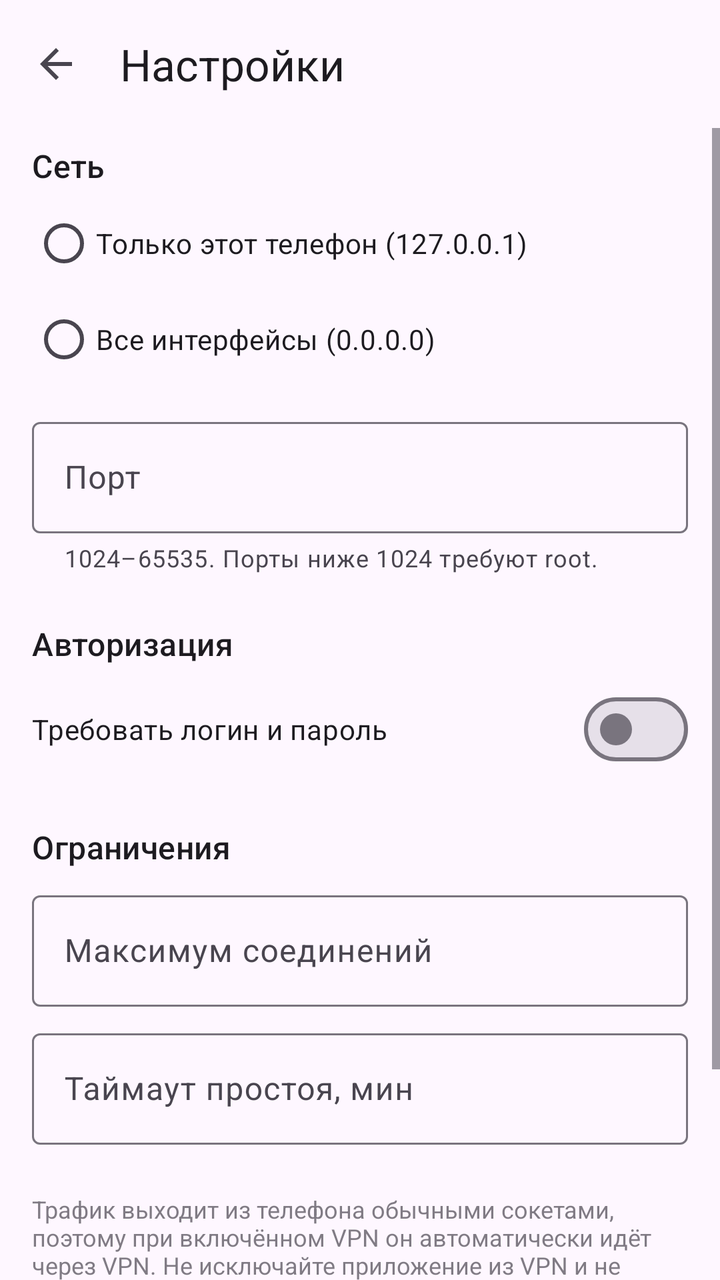
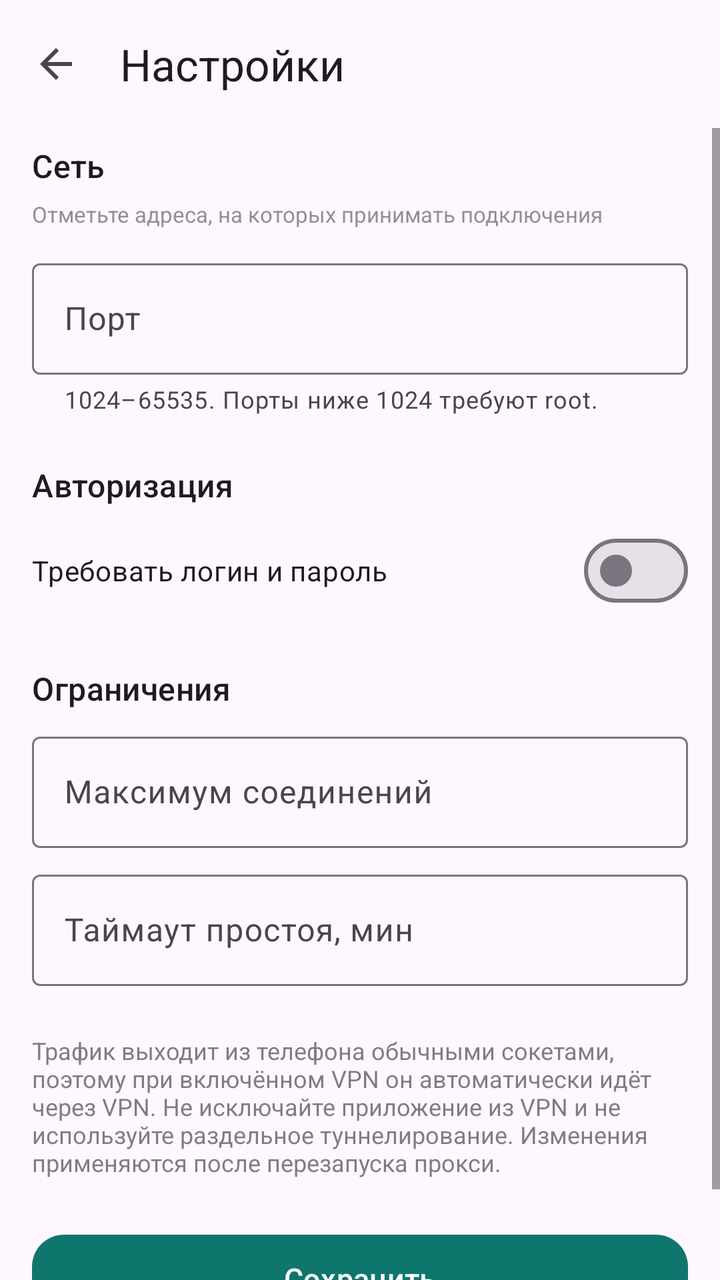

Before-and-after screenshots of an Android layout around one commit, followed by the original layout XML and the change that was made.
<!-- AndroidManifest.xml: application theme Theme.SocksForward -->
<!-- res/layout/activity_settings.xml -->
<?xml version="1.0" encoding="utf-8"?>
<LinearLayout xmlns:android="http://schemas.android.com/apk/res/android"
    xmlns:app="http://schemas.android.com/apk/res-auto"
    android:id="@+id/root"
    android:layout_width="match_parent"
    android:layout_height="match_parent"
    android:orientation="vertical">

    <com.google.android.material.appbar.MaterialToolbar
        android:id="@+id/toolbar"
        android:layout_width="match_parent"
        android:layout_height="?attr/actionBarSize"
        app:navigationIcon="@drawable/ic_arrow_back"
        app:title="@string/settings" />

    <ScrollView
        android:layout_width="match_parent"
        android:layout_height="0dp"
        android:layout_weight="1"
        android:fillViewport="true">

        <LinearLayout
            android:layout_width="match_parent"
            android:layout_height="wrap_content"
            android:orientation="vertical"
            android:paddingStart="16dp"
            android:paddingTop="8dp"
            android:paddingEnd="16dp"
            android:paddingBottom="24dp">

            <TextView
                android:layout_width="wrap_content"
                android:layout_height="wrap_content"
                android:text="@string/settings_network"
                android:textAppearance="?attr/textAppearanceTitleMedium" />

            <RadioGroup
                android:id="@+id/bindGroup"
                android:layout_width="match_parent"
                android:layout_height="wrap_content"
                android:layout_marginTop="4dp"
                android:orientation="vertical">

                <RadioButton
                    android:id="@+id/bind_local"
                    android:layout_width="match_parent"
                    android:layout_height="wrap_content"
                    android:text="@string/bind_local" />

                <RadioButton
                    android:id="@+id/bind_all"
                    android:layout_width="match_parent"
                    android:layout_height="wrap_content"
                    android:text="@string/bind_all" />
            </RadioGroup>

            <com.google.android.material.textfield.TextInputLayout
                android:id="@+id/portLayout"
                style="@style/Widget.Material3.TextInputLayout.OutlinedBox"
                android:layout_width="match_parent"
                android:layout_height="wrap_content"
                android:layout_marginTop="12dp"
                android:hint="@string/port_hint"
                app:helperText="@string/port_helper">

                <com.google.android.material.textfield.TextInputEditText
                    android:id="@+id/portInput"
                    android:layout_width="match_parent"
                    android:layout_height="wrap_content"
                    android:inputType="number"
                    android:maxLength="5" />
            </com.google.android.material.textfield.TextInputLayout>

            <TextView
                android:layout_width="wrap_content"
                android:layout_height="wrap_content"
                android:layout_marginTop="24dp"
                android:text="@string/settings_auth"
                android:textAppearance="?attr/textAppearanceTitleMedium" />

            <com.google.android.material.materialswitch.MaterialSwitch
                android:id="@+id/authSwitch"
                android:layout_width="match_parent"
                android:layout_height="wrap_content"
                android:layout_marginTop="8dp"
                android:text="@string/auth_switch" />

            <LinearLayout
                android:id="@+id/authFields"
                android:layout_width="match_parent"
                android:layout_height="wrap_content"
                android:layout_marginTop="8dp"
                android:orientation="vertical"
                android:visibility="gone">

                <com.google.android.material.textfield.TextInputLayout
                    android:id="@+id/usernameLayout"
                    style="@style/Widget.Material3.TextInputLayout.OutlinedBox"
                    android:layout_width="match_parent"
                    android:layout_height="wrap_content"
                    android:hint="@string/username_hint">

                    <com.google.android.material.textfield.TextInputEditText
                        android:id="@+id/usernameInput"
                        android:layout_width="match_parent"
                        android:layout_height="wrap_content"
                        android:inputType="text" />
                </com.google.android.material.textfield.TextInputLayout>

                <com.google.android.material.textfield.TextInputLayout
                    android:id="@+id/passwordLayout"
                    style="@style/Widget.Material3.TextInputLayout.OutlinedBox"
                    android:layout_width="match_parent"
                    android:layout_height="wrap_content"
                    android:layout_marginTop="8dp"
                    android:hint="@string/password_hint"
                    app:endIconMode="password_toggle">

                    <com.google.android.material.textfield.TextInputEditText
                        android:id="@+id/passwordInput"
                        android:layout_width="match_parent"
                        android:layout_height="wrap_content"
                        android:inputType="textPassword" />
                </com.google.android.material.textfield.TextInputLayout>

                <TextView
                    android:layout_width="wrap_content"
                    android:layout_height="wrap_content"
                    android:layout_marginTop="4dp"
                    android:alpha="0.6"
                    android:text="@string/auth_helper"
                    android:textSize="11sp" />
            </LinearLayout>

            <TextView
                android:layout_width="wrap_content"
                android:layout_height="wrap_content"
                android:layout_marginTop="24dp"
                android:text="@string/settings_limits"
                android:textAppearance="?attr/textAppearanceTitleMedium" />

            <com.google.android.material.textfield.TextInputLayout
                android:id="@+id/maxConnectionsLayout"
                style="@style/Widget.Material3.TextInputLayout.OutlinedBox"
                android:layout_width="match_parent"
                android:layout_height="wrap_content"
                android:layout_marginTop="8dp"
                android:hint="@string/max_connections_hint">

                <com.google.android.material.textfield.TextInputEditText
                    android:id="@+id/maxConnectionsInput"
                    android:layout_width="match_parent"
                    android:layout_height="wrap_content"
                    android:inputType="number"
                    android:maxLength="3" />
            </com.google.android.material.textfield.TextInputLayout>

            <com.google.android.material.textfield.TextInputLayout
                android:id="@+id/idleTimeoutLayout"
                style="@style/Widget.Material3.TextInputLayout.OutlinedBox"
                android:layout_width="match_parent"
                android:layout_height="wrap_content"
                android:layout_marginTop="8dp"
                android:hint="@string/idle_timeout_hint">

                <com.google.android.material.textfield.TextInputEditText
                    android:id="@+id/idleTimeoutInput"
                    android:layout_width="match_parent"
                    android:layout_height="wrap_content"
                    android:inputType="number"
                    android:maxLength="4" />
            </com.google.android.material.textfield.TextInputLayout>

            <TextView
                android:layout_width="match_parent"
                android:layout_height="wrap_content"
                android:layout_marginTop="24dp"
                android:alpha="0.7"
                android:text="@string/settings_note"
                android:textSize="12sp" />

            <com.google.android.material.button.MaterialButton
                android:id="@+id/saveButton"
                android:layout_width="match_parent"
                android:layout_height="52dp"
                android:layout_marginTop="24dp"
                android:text="@string/save"
                android:textSize="15sp"
                app:cornerRadius="16dp" />
        </LinearLayout>
    </ScrollView>
</LinearLayout>
<!-- resources referenced by this layout -->
<resources>
  <!-- drawable ic_arrow_back (drawable) -->
  <?xml version="1.0" encoding="utf-8"?>
  <vector xmlns:android="http://schemas.android.com/apk/res/android"
      android:width="24dp"
      android:height="24dp"
      android:viewportWidth="24"
      android:viewportHeight="24"
      android:tint="?attr/colorControlNormal">
      <path
          android:fillColor="#FFFFFFFF"
          android:pathData="M20,11H7.83l5.59,-5.59L12,4l-8,8 8,8 1.41,-1.41L7.83,13H20v-2z" />
  </vector>
  <string name="auth_helper">Только латинские буквы, цифры и символы ASCII</string>
  <string name="auth_switch">Требовать логин и пароль</string>
  <string name="bind_all">Все интерфейсы (0.0.0.0)</string>
  <string name="bind_local">Только этот телефон (127.0.0.1)</string>
  <string name="idle_timeout_hint">Таймаут простоя, мин</string>
  <string name="max_connections_hint">Максимум соединений</string>
  <string name="password_hint">Пароль</string>
  <string name="port_helper">1024–65535. Порты ниже 1024 требуют root.</string>
  <string name="port_hint">Порт</string>
  <string name="save">Сохранить</string>
  <string name="settings">Настройки</string>
  <string name="settings_auth">Авторизация</string>
  <string name="settings_limits">Ограничения</string>
  <string name="settings_network">Сеть</string>
  <string name="settings_note">Трафик выходит из телефона обычными сокетами, поэтому при включённом VPN он автоматически идёт через VPN. Не исключайте приложение из VPN и не используйте раздельное туннелирование. Изменения применяются после перезапуска прокси.</string>
  <string name="username_hint">Логин</string>
  <style name="Theme.SocksForward" parent="Theme.Material3.DayNight.NoActionBar">
          <item name="colorPrimary">@color/primary</item>
          <item name="colorOnPrimary">@color/on_primary</item>
          <item name="colorPrimaryContainer">@color/primary_container</item>
          <item name="colorOnPrimaryContainer">@color/on_primary_container</item>
          <item name="android:statusBarColor">@android:color/transparent</item>
          <item name="android:navigationBarColor">@android:color/transparent</item>
      </style>
  <color name="primary">#0F766E</color>
  <color name="on_primary">#FFFFFF</color>
  <color name="primary_container">#CCFBF1</color>
  <color name="on_primary_container">#042F2E</color>
</resources>

<!-- the commit's change to res/layout/activity_settings.xml (unified diff, before → after) -->
@@ -34,25 +34,20 @@
                 android:text="@string/settings_network"
                 android:textAppearance="?attr/textAppearanceTitleMedium" />
 
-            <RadioGroup
-                android:id="@+id/bindGroup"
+            <LinearLayout
+                android:id="@+id/bindList"
                 android:layout_width="match_parent"
                 android:layout_height="wrap_content"
                 android:layout_marginTop="4dp"
-                android:orientation="vertical">
+                android:orientation="vertical" />
 
-                <RadioButton
-                    android:id="@+id/bind_local"
-                    android:layout_width="match_parent"
-                    android:layout_height="wrap_content"
-                    android:text="@string/bind_local" />
-
-                <RadioButton
-                    android:id="@+id/bind_all"
-                    android:layout_width="match_parent"
-                    android:layout_height="wrap_content"
-                    android:text="@string/bind_all" />
-            </RadioGroup>
+            <TextView
+                android:layout_width="wrap_content"
+                android:layout_height="wrap_content"
+                android:layout_marginTop="2dp"
+                android:alpha="0.6"
+                android:text="@string/bind_helper"
+                android:textSize="11sp" />
 
             <com.google.android.material.textfield.TextInputLayout
                 android:id="@+id/portLayout"
<!-- resource entries referenced after the edit -->
@@ -14,8 +14,7 @@
   </vector>
   <string name="auth_helper">Только латинские буквы, цифры и символы ASCII</string>
   <string name="auth_switch">Требовать логин и пароль</string>
-  <string name="bind_all">Все интерфейсы (0.0.0.0)</string>
-  <string name="bind_local">Только этот телефон (127.0.0.1)</string>
+  <string name="bind_helper">Отметьте адреса, на которых принимать подключения</string>
   <string name="idle_timeout_hint">Таймаут простоя, мин</string>
   <string name="max_connections_hint">Максимум соединений</string>
   <string name="password_hint">Пароль</string>
